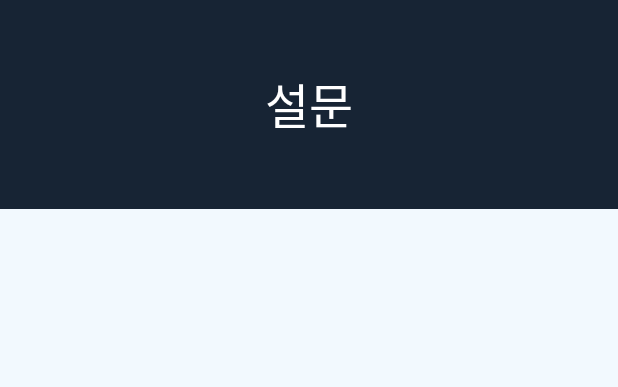
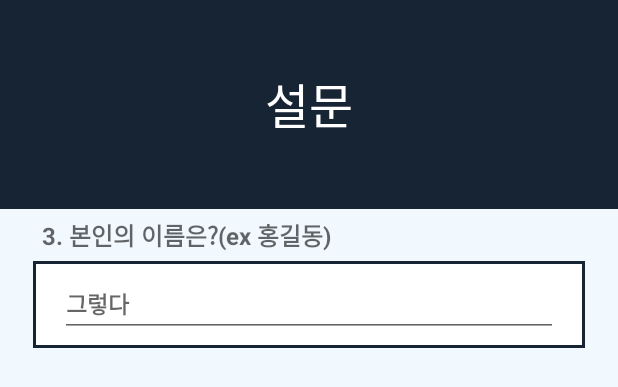
Before and after one commit to PPPosik/ComeHere, an Android app: the layout content_survey_chart.xml on its own in the app's theme, with its tools: preview values and no code run, on a phone screen of 412 x 824 dp. Shown: the top 387 px of the screen. Run offline under Robolectric (Android 15) with nearby library versions, the phone set to English and light mode, and no system bars.

Commit message:
설문 통계하는중

```diff
--- a/app/src/main/AndroidManifest.xml
+++ b/app/src/main/AndroidManifest.xml
@@ -68,7 +68,10 @@
             android:label="@string/title_activity_survey_create" />
         <activity
             android:name=".SurveyDoActivity"
-            android:label="@string/title_activity_survey_do"></activity>
+            android:label="@string/title_activity_survey_do" />
+        <activity
+            android:name=".SurveyChartActivity"
+            android:label="@string/title_activity_survey_chart"></activity>
     </application>
 
 </manifest>
--- a/app/src/main/res/layout/content_survey_chart.xml
+++ b/app/src/main/res/layout/content_survey_chart.xml
@@ -5,8 +5,8 @@
     android:layout_width="match_parent"
     android:layout_height="match_parent"
     app:layout_behavior="@string/appbar_scrolling_view_behavior"
-    tools:content=".SurveyDoActivity"
-    tools:showIn="@layout/activity_survey_do">
+    tools:content=".SurveyChartActivity"
+    tools:showIn="@layout/activity_survey_chart">
 
     <RelativeLayout
         android:layout_width="match_parent"
@@ -40,11 +40,42 @@
                         android:textSize="32sp" />
                 </RelativeLayout>
 
+
+                <EditText
+                    android:id="@+id/survey_title_text"
+                    android:layout_width="wrap_content"
+                    android:layout_height="wrap_content"
+                    android:layout_marginBottom="5dp"
+                    android:layout_marginLeft="28dp"
+                    android:layout_marginRight="28dp"
+                    android:layout_marginTop="5dp"
+                    android:background="@android:color/transparent"
+                    android:hint="3. 본인의 이름은?(ex 홍길동)"
+                    android:lineSpacingExtra="3sp"
+                    android:textColor="#172434"
+                    android:textSize="16sp"
+                    android:textStyle="bold" />
+
                 <LinearLayout
-                    android:id="@+id/survey_create_linear_layout"
                     android:layout_width="match_parent"
-                    android:layout_height="match_parent"
-                    android:orientation="vertical">
+                    android:layout_height="58dp"
+                    android:layout_marginLeft="22dp"
+                    android:layout_marginRight="22dp"
+                    android:background="@drawable/background_rectangle_light_black_white_content"
+                    android:gravity="center"
+                    android:orientation="horizontal">
+
+                    <EditText
+                        android:layout_width="match_parent"
+                        android:layout_height="wrap_content"
+                        android:layout_marginLeft="18dp"
+                        android:layout_marginRight="18dp"
+                        android:hint="그렇다"
+                        android:lineSpacingExtra="15sp"
+                        android:textColor="#172434"
+                        android:textSize="15sp"
+                        android:textStyle="bold" />
+
 
                 </LinearLayout>
             </LinearLayout>
--- a/app/src/main/res/values/strings.xml
+++ b/app/src/main/res/values/strings.xml
@@ -105,4 +105,5 @@
     <string name="title_activity_chart">ChartActivity</string>
     <string name="title_activity_survey_create">SurveyCreateActivity</string>
     <string name="title_activity_survey_do">SurveyDoActivity</string>
+    <string name="title_activity_survey_chart">SurveyChartActivity</string>
 </resources>
```
Also changed, not shown: app/src/main/java/com/example/khj_pc/gaonnuri/SurveyChartActivity.java (added, +14 -0 lines), app/src/main/res/layout/activity_survey_chart.xml (+26 -3 lines).
